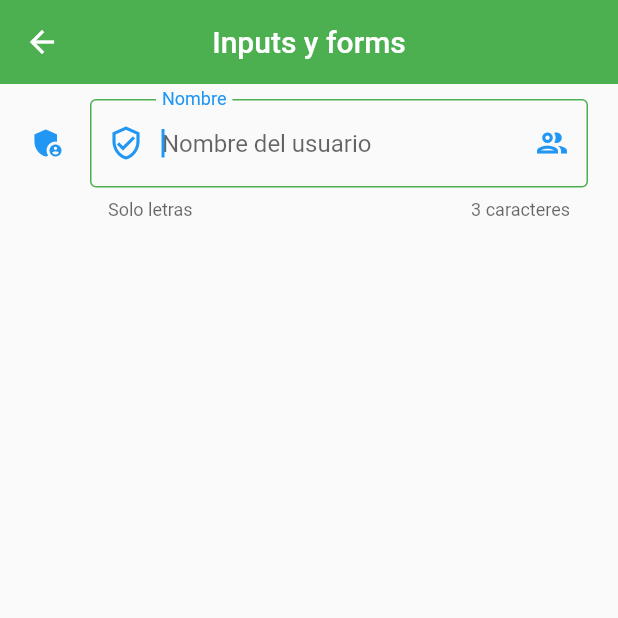
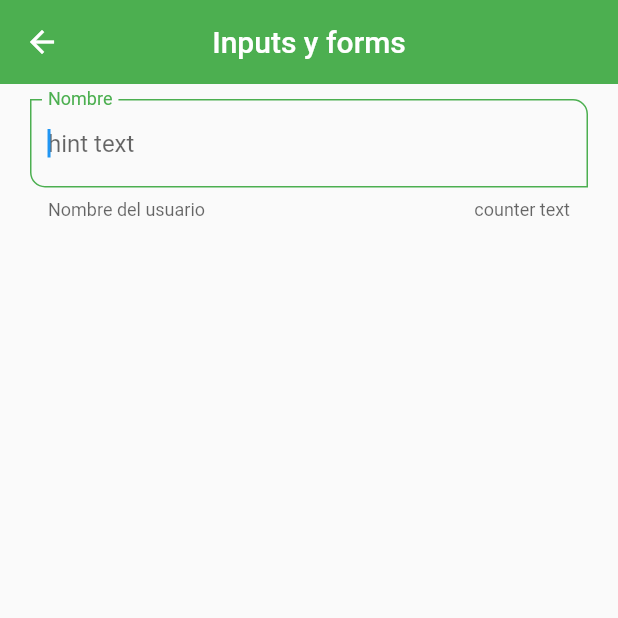
Before and after one commit to AlvaroBishop/widgets-display-Flutter, a Flutter app: the InputsScreen screen opened by its route, on a phone screen of 412 x 824 dp, the top half of it. Run offline on Flutter 3.47's test engine with Material 2 defaults, Android fonts, the phone set to English and light mode, and no system bars.

Commit message:
add custom input field

```diff
--- a/lib/screens/inputs_screen.dart
+++ b/lib/screens/inputs_screen.dart
@@ -1,4 +1,5 @@
 import 'package:flutter/material.dart';
+import 'package:widgets_showdown/widgets/widgets.dart';
 
 class InputsScreen extends StatelessWidget {
   const InputsScreen({Key? key}) : super(key: key);
@@ -10,34 +11,8 @@ class InputsScreen extends StatelessWidget {
       body: SingleChildScrollView(
           child: Padding(
         padding: const EdgeInsets.symmetric(horizontal: 20, vertical: 10),
-        child: Column(children: [
-          TextFormField(
-              autofocus: true,
-              initialValue: '',
-              textCapitalization: TextCapitalization.words,
-              onChanged: (value) => print('value: $value'),
-              validator: (value) {
-                //valida el formulario
-                if (value == null) return 'Este campo es requerido';
-                return value.length < 3 ? 'Minimo de 3 letras' : null;
-              },
-              // determina cuando validar el formulario
-              autovalidateMode: AutovalidateMode.onUserInteraction,
-              decoration: const InputDecoration(
-                  focusedBorder: OutlineInputBorder(
-                      borderSide: BorderSide(color: Colors.green)),
-                  border: OutlineInputBorder(
-                    borderRadius: BorderRadius.only(
-                        bottomLeft: Radius.circular(10),
-                        topRight: Radius.circular(10)),
-                  ),
-                  icon: Icon(Icons.admin_panel_settings),
-                  prefixIcon: Icon(Icons.verified_user_outlined),
-                  suffixIcon: Icon(Icons.group_outlined),
-                  counterText: '3 caracteres',
-                  helperText: 'Solo letras',
-                  hintText: 'Nombre del usuario',
-                  labelText: 'Nombre')),
+        child: Column(children: const [
+          CustomInputField(labelText: 'Nombre', helperText: 'Nombre del usuario', hintText: 'hint text', counterText: 'counter text'),
         ]),
       )),
     );
--- a/lib/theme/app_theme.dart
+++ b/lib/theme/app_theme.dart
@@ -33,6 +33,21 @@ class AppTheme {
             shape: const StadiumBorder(),
             elevation: 0
           ),
+        ),
+
+        inputDecorationTheme: const InputDecorationTheme(
+          floatingLabelStyle: TextStyle( color: primary),
+          enabledBorder: OutlineInputBorder(
+            borderSide: BorderSide( color: primary),
+            borderRadius: BorderRadius.only( bottomLeft: Radius.circular(10), topRight: Radius.circular(10) )
+          ),
+          focusedBorder: OutlineInputBorder(
+            borderSide: BorderSide( color: primary),
+            borderRadius: BorderRadius.only( bottomLeft: Radius.circular(10), topRight: Radius.circular(10) )
+          ),
+          border: OutlineInputBorder(
+            borderRadius: BorderRadius.only( bottomLeft: Radius.circular(10), topRight: Radius.circular(10) )
+          )
         )
 
       );
--- /dev/null
+++ b/lib/widgets/custom_input_field.dart
@@ -0,0 +1,52 @@
+import 'package:flutter/material.dart';
+
+class CustomInputField extends StatelessWidget {
+  final String? counterText;
+  final String? helperText;
+  final String? hintText;
+  final String? labelText;
+  final IconData? icon;
+  final IconData? prefixIcon;
+  final IconData? suffixIcon;
+
+  const CustomInputField({
+    Key? key,
+    this.counterText,
+    this.helperText,
+    this.hintText,
+    this.labelText, this.icon, this.prefixIcon, this.suffixIcon,
+  }) : super(key: key);
+
+  @override
+  Widget build(BuildContext context) {
+    return TextFormField(
+        autofocus: true,
+        initialValue: '',
+        textCapitalization: TextCapitalization.words,
+        onChanged: (value) => print('value: $value'),
+        validator: (value) {
+          //valida el formulario
+          if (value == null) return 'Este campo es requerido';
+          return value.length < 3 ? 'Minimo de 3 letras' : null;
+        },
+        // determina cuando validar el formulario
+        autovalidateMode: AutovalidateMode.onUserInteraction,
+        decoration: InputDecoration(
+            counterText: counterText,
+            helperText: helperText,
+            hintText: hintText,
+            labelText: labelText,
+            icon: icon == null ? null :  Icon( icon ),
+            prefixIcon: prefixIcon == null ? null :  Icon( prefixIcon ),
+            suffixIcon: suffixIcon == null ? null :  Icon( suffixIcon ),
+            // focusedBorder: OutlineInputBorder(
+            //     borderSide: BorderSide(color: Colors.green)),
+            // border: OutlineInputBorder(
+            //   borderRadius: BorderRadius.only(
+            //       bottomLeft: Radius.circular(10),
+            //       topRight: Radius.circular(10)),
+            ),
+
+            );
+  }
+}
--- a/lib/widgets/widgets.dart
+++ b/lib/widgets/widgets.dart
@@ -1,3 +1,4 @@
 
+export 'package:widgets_showdown/widgets/custom_input_field.dart';
 export 'package:widgets_showdown/widgets/custom_card_type_1.dart';
 export 'package:widgets_showdown/widgets/custom_card_type_2.dart';
```
